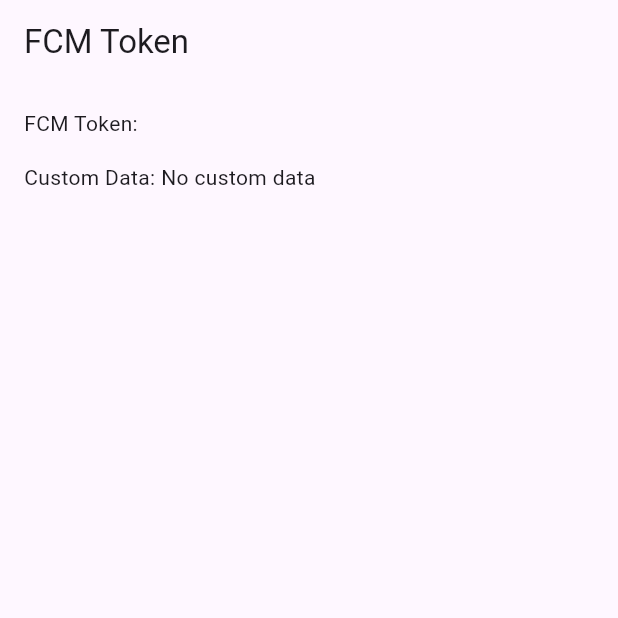
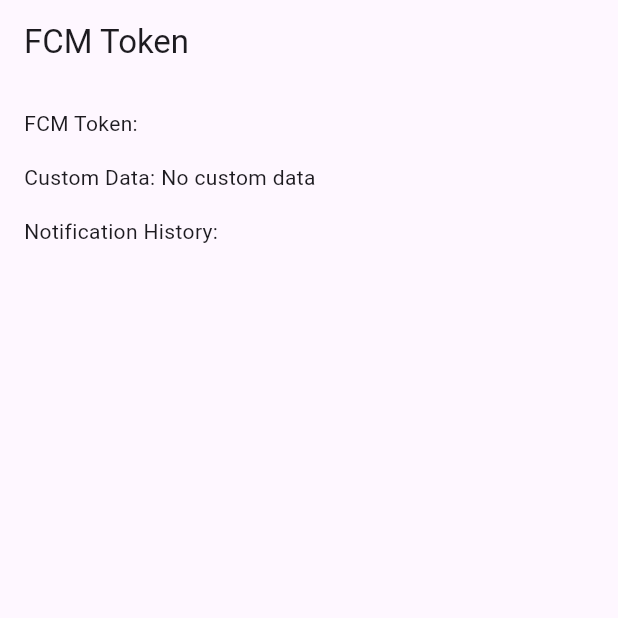
Before and after one commit to anguyen221/fcm_app, a Flutter app: the screen it shows after launch, on a phone screen of 412 x 824 dp, the top half of it. Run offline on Flutter 3.47's test engine with Material 3 defaults, Android fonts, the phone set to English and light mode, and no system bars; our stand-ins replace firebase_core, firebase_messaging, shared_preferences; accounts and stored records are empty.

Commit message:
Implemented notification history via shared_preferences

```diff
--- a/lib/main.dart
+++ b/lib/main.dart
@@ -3,6 +3,7 @@
 import 'package:flutter/material.dart';
 import 'package:firebase_core/firebase_core.dart';
 import 'package:firebase_messaging/firebase_messaging.dart';
+import 'package:shared_preferences/shared_preferences.dart';
 import 'firebase_options.dart';
 
 void main() async {
@@ -49,11 +50,13 @@
 class _HomeScreenState extends State<HomeScreen> {
   String? _token = "Fetching token...";
   String _customData = "No custom data";
+  List<String> _notificationHistory = [];
 
   @override
   void initState() {
     super.initState();
     getToken();
+    loadNotificationHistory();
 
     FirebaseMessaging.onMessage.listen((RemoteMessage message) {
       print("📩 Foreground message received!");
@@ -63,6 +66,9 @@
       setState(() {
         _customData = message.data.toString();
       });
+
+      String notification = "Title: ${message.notification?.title}, Body: ${message.notification?.body}";
+      storeNotificationHistory(notification);
 
       String notificationType = message.data['type'] ?? 'regular';
       Color backgroundColor = notificationType == 'important' ? Colors.red : Colors.green;
@@ -94,6 +100,9 @@
         _customData = message.data.toString();
       });
 
+      String notification = "Title: ${message.notification?.title}, Body: ${message.notification?.body}";
+      storeNotificationHistory(notification);
+
       String notificationType = message.data['type'] ?? 'regular';
       Color backgroundColor = notificationType == 'important' ? Colors.red : Colors.green;
 
@@ -123,6 +132,24 @@
     });
   }
 
+  Future<void> storeNotificationHistory(String notification) async {
+    SharedPreferences prefs = await SharedPreferences.getInstance();
+    List<String> currentHistory = prefs.getStringList('notificationHistory') ?? [];
+    currentHistory.add(notification);
+    await prefs.setStringList('notificationHistory', currentHistory);
+    setState(() {
+      _notificationHistory = currentHistory;
+    });
+  }
+
+  Future<void> loadNotificationHistory() async {
+    SharedPreferences prefs = await SharedPreferences.getInstance();
+    List<String> history = prefs.getStringList('notificationHistory') ?? [];
+    setState(() {
+      _notificationHistory = history;
+    });
+  }
+
   @override
   Widget build(BuildContext context) {
     return Scaffold(
@@ -135,6 +162,18 @@
             SelectableText("FCM Token: $_token"),
             const SizedBox(height: 16),
             Text("Custom Data: $_customData"),
+            const SizedBox(height: 16),
+            const Text("Notification History:"),
+            Expanded(
+              child: ListView.builder(
+                itemCount: _notificationHistory.length,
+                itemBuilder: (context, index) {
+                  return ListTile(
+                    title: Text(_notificationHistory[index]),
+                  );
+                },
+              ),
+            ),
           ],
         ),
       ),
--- a/pubspec.yaml
+++ b/pubspec.yaml
@@ -36,6 +36,7 @@
   cupertino_icons: ^1.0.8
   firebase_core: ^3.13.0
   firebase_messaging: ^15.2.5
+  shared_preferences: ^2.5.3
 
 dev_dependencies:
   flutter_test:
```
Also changed, not shown: pubspec.lock, 2 other files.
